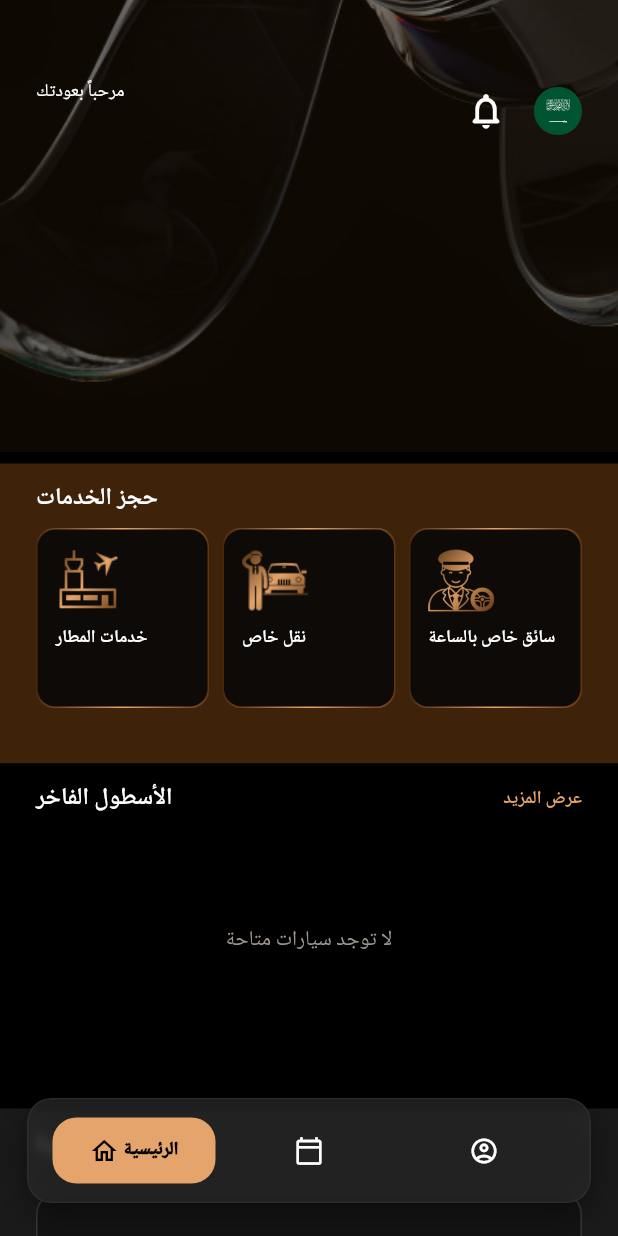
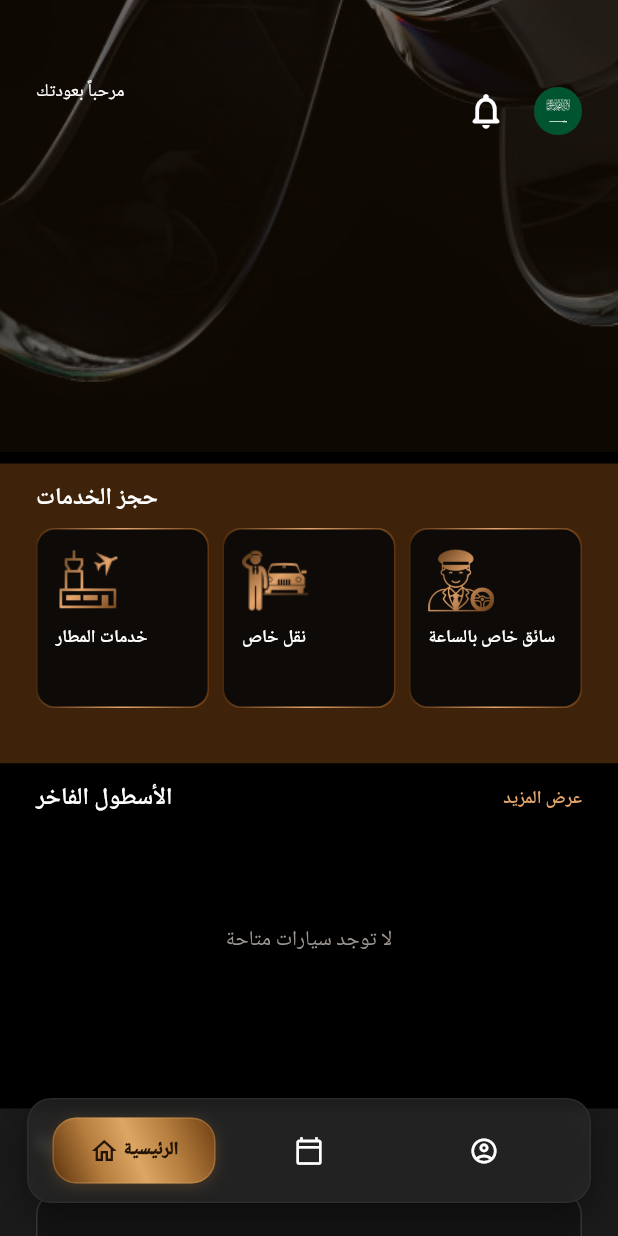
Before and after one commit to Han5uk3/premium-force, a Flutter app: the Home screen opened directly, on a phone screen of 412 x 824 dp. Run offline on Flutter 3.47's test engine with Material 3 defaults, Android fonts, the phone set to English and light mode, and no system bars; our stand-ins replace app_links, audioplayers, cached_network_image, cloud_firestore, country_picker, dio and 17 more; missing offline and left inert: flutter_paytabs_bridge, google_maps_flutter_android, google_maps_flutter_platform_interface, record, smart_auth; accounts and stored records are empty; network calls fail; project files that could hold a hidden picture were left out.

Commit message:
feat: implement custom frosted glass bottom navigation bar and home screen scaffold structure

```diff
--- a/lib/common_widgets/bottomnavbar.dart
+++ b/lib/common_widgets/bottomnavbar.dart
@@ -148,18 +148,31 @@ class _MenuIconState extends State<MenuIcon>
   @override
   Widget build(BuildContext context) {
     final c = context.colors;
-    // The selected pill is a gold wash that starts dark and settles: one deep
-    // stop, then the accent held across the rest of the width so the label sits
-    // on flat gold rather than on a ramp.
+    final isDark = c.brightness == Brightness.dark;
+
+    // Multi-stop metallic gold gradient:
+    // runs diagonally from topEnd to bottomStart with a warm, non-white
+    // golden reflective sheen centered across the button.
+    // In dark mode, uses deeper satin bronze/gold tones to prevent harsh brightness.
     final selectedFill = LinearGradient(
-      colors: [
-        c.goldGradient[1],
-        c.goldGradient[1],
-        c.goldGradient[1],
-        c.goldGradient[1],
-        c.goldGradient[1],
-        c.goldGradient[1],
-      ],
+      begin: AlignmentDirectional.topEnd,
+      end: AlignmentDirectional.bottomStart,
+      colors: isDark
+          ? const [
+              Color(0xFF6E3E12), // Deep warm bronze at top-end
+              Color(0xFFB57D3E), // Muted luxury gold
+              Color(0xFFDDA663), // Soft satin gold highlight (subdued, elegant)
+              Color(0xFFB57D3E), // Muted luxury gold
+              Color(0xFF5A300A), // Deep contour at bottom-start
+            ]
+          : const [
+              Color(0xFFB06F27), // Deep luxury gold/bronze at top-end
+              Color(0xFFE4A46B), // Signature warm brand gold
+              Color(0xFFF7D990), // Warm reflective gold sheen (centered, reduced whiteness)
+              Color(0xFFE4A46B), // Signature warm brand gold
+              Color(0xFF9E5C1A), // Deep warm contour at bottom-start
+            ],
+      stops: const [0.0, 0.28, 0.50, 0.72, 1.0],
     );
 
     return Expanded(
@@ -174,12 +187,34 @@ class _MenuIconState extends State<MenuIcon>
             curve: Curves.easeInOut,
             padding: const EdgeInsets.all(4),
             decoration: BoxDecoration(
-              gradient: widget.isSelected
-                  ? selectedFill
-                  : const LinearGradient(
-                      colors: [Colors.transparent, Colors.transparent],
-                    ),
+              gradient: widget.isSelected ? selectedFill : null,
               borderRadius: const BorderRadius.all(Radius.circular(16)),
+              border: Border.all(
+                color: widget.isSelected
+                    ? (isDark
+                        ? const Color(0xFFDDA663).withValues(alpha: 0.30)
+                        : const Color(0xFFF7D990).withValues(alpha: 0.45))
+                    : Colors.transparent,
+                width: 1,
+              ),
+              boxShadow: widget.isSelected
+                  ? [
+                      BoxShadow(
+                        color: (isDark
+                                ? const Color(0xFFB57D3E)
+                                : const Color(0xFFE4A46B))
+                            .withValues(alpha: isDark ? 0.25 : 0.35),
+                        blurRadius: isDark ? 8 : 12,
+                        offset: Offset(0, isDark ? 2 : 3),
+                      ),
+                      if (!isDark)
+                        BoxShadow(
+                          color: const Color(0xFFF7D990).withValues(alpha: 0.20),
+                          blurRadius: 4,
+                          offset: const Offset(0, 1),
+                        ),
+                    ]
+                  : null,
             ),
             height: 50,
             child: Row(
@@ -192,9 +227,11 @@ class _MenuIconState extends State<MenuIcon>
                   child: Icon(
                     widget.icon,
                     key: ValueKey(widget.isSelected),
-                    // Selected sits on gold and takes the on-gold ink;
+                    // Selected sits on shining gold and takes the deep espresso ink;
                     // unselected sits on the frosted bar and takes the page's.
-                    color: widget.isSelected ? c.onGold : c.textPrimary,
+                    color: widget.isSelected
+                        ? const Color(0xFF231405)
+                        : c.textPrimary,
                     size: 20,
                   ),
                 ),
@@ -214,10 +251,11 @@ class _MenuIconState extends State<MenuIcon>
                                   widget.label,
                                   maxLines: 1,
                                   overflow: TextOverflow.clip,
-                                  style: TextStyle(
-                                    color: c.onGold,
+                                  style: const TextStyle(
+                                    color: Color(0xFF231405),
                                     fontSize: 12,
                                     fontWeight: FontWeight.w900,
+                                    letterSpacing: 0.2,
                                   ),
                                 ),
                               ),
--- a/lib/home/homepage.dart
+++ b/lib/home/homepage.dart
@@ -862,7 +862,11 @@ class _HomepageState extends State<Homepage>
             const Color(0xFF1E1105).withAlpha(120),
             BlendMode.srcATop,
           ),
-          image: const AssetImage('assets/images/homeappbar.jpeg'),
+          image: AssetImage(
+            context.colors.brightness == Brightness.light
+                ? 'assets/images/homeappbarlight.png'
+                : 'assets/images/homeappbar.jpeg',
+          ),
           fit: BoxFit.none,
         ),
       ),
```
Also changed, not shown: assets/images/homeappbarlight.png (added).
